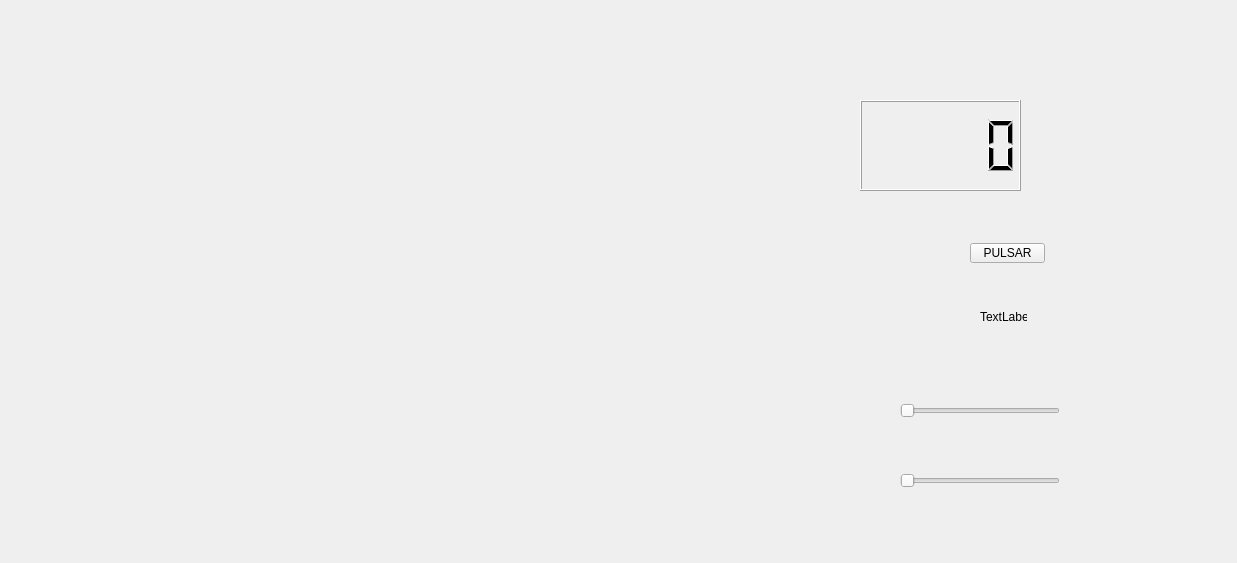
First picture: the form in mainwindow.ui, repository RoboticArts/Interfaz-Torreta, before the edit.
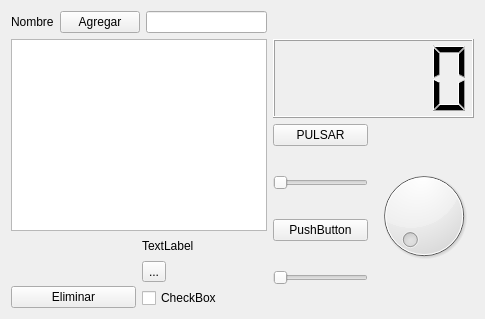
Second picture: the form after the edit.

Diff of the .ui file:
```diff
--- a/mainwindow.ui
+++ b/mainwindow.ui
@@ -9,8 +9,8 @@
    <rect>
     <x>0</x>
     <y>0</y>
-    <width>1237</width>
-    <height>563</height>
+    <width>485</width>
+    <height>319</height>
    </rect>
   </property>
   <property name="windowTitle">
@@ -23,77 +23,109 @@
    <string/>
   </property>
   <widget class="QWidget" name="centralWidget">
+   <layout class="QGridLayout" name="gridLayout_2">
+    <item row="0" column="0">
+     <layout class="QGridLayout" name="gridLayout">
+      <item row="0" column="0" colspan="2">
+       <layout class="QHBoxLayout" name="horizontalLayout">
+        <item>
+         <widget class="QLabel" name="Nombre">
+          <property name="text">
+           <string>Nombre</string>
+          </property>
+         </widget>
+        </item>
+        <item>
+         <widget class="QPushButton" name="agregar">
+          <property name="text">
+           <string>Agregar</string>
+          </property>
+         </widget>
+        </item>
+        <item>
+         <widget class="QLineEdit" name="nombre"/>
+        </item>
+       </layout>
+      </item>
+      <item row="1" column="0" rowspan="3" colspan="2">
+       <widget class="QListWidget" name="listWidget"/>
+      </item>
+      <item row="1" column="2" colspan="2">
+       <widget class="QLCDNumber" name="LCD"/>
+      </item>
+      <item row="2" column="2">
    <widget class="QPushButton" name="Boton">
     <property name="enabled">
      <bool>true</bool>
     </property>
-    <property name="geometry">
-     <rect>
-      <x>970</x>
-      <y>243</y>
-      <width>75</width>
-      <height>20</height>
-     </rect>
-    </property>
     <property name="text">
      <string>PULSAR</string>
     </property>
    </widget>
+      </item>
+      <item row="3" column="2" rowspan="3">
+       <layout class="QVBoxLayout" name="verticalLayout_2">
+        <item>
+         <widget class="QSlider" name="SliderY">
+          <property name="orientation">
+           <enum>Qt::Horizontal</enum>
+          </property>
+         </widget>
+        </item>
+        <item>
+         <widget class="QPushButton" name="pushButton">
+          <property name="text">
+           <string>PushButton</string>
+          </property>
+         </widget>
+        </item>
+        <item>
+         <widget class="QSlider" name="SliderX">
+          <property name="orientation">
+           <enum>Qt::Horizontal</enum>
+          </property>
+         </widget>
+        </item>
+       </layout>
+      </item>
+      <item row="3" column="3" rowspan="2">
+       <widget class="QDial" name="dial"/>
+      </item>
+      <item row="4" column="1" rowspan="2">
+       <layout class="QVBoxLayout" name="verticalLayout">
+        <item>
    <widget class="QLabel" name="LabelTest">
-    <property name="geometry">
-     <rect>
-      <x>980</x>
-      <y>310</y>
-      <width>47</width>
-      <height>13</height>
-     </rect>
-    </property>
     <property name="text">
      <string>TextLabel</string>
     </property>
    </widget>
-   <widget class="QLCDNumber" name="LCD">
-    <property name="geometry">
-     <rect>
-      <x>860</x>
-      <y>100</y>
-      <width>161</width>
-      <height>91</height>
-     </rect>
-    </property>
-   </widget>
-   <widget class="QSlider" name="SliderX">
-    <property name="geometry">
-     <rect>
-      <x>900</x>
-      <y>400</y>
-      <width>160</width>
-      <height>22</height>
-     </rect>
-    </property>
-    <property name="orientation">
-     <enum>Qt::Horizontal</enum>
-    </property>
-   </widget>
-   <widget class="QSlider" name="SliderY">
-    <property name="geometry">
-     <rect>
-      <x>900</x>
-      <y>470</y>
-      <width>160</width>
-      <height>22</height>
-     </rect>
-    </property>
-    <property name="orientation">
-     <enum>Qt::Horizontal</enum>
-    </property>
-   </widget>
-   <zorder>Boton</zorder>
-   <zorder>LabelTest</zorder>
-   <zorder>LCD</zorder>
-   <zorder>SliderX</zorder>
-   <zorder>SliderY</zorder>
-   <zorder>dockWidget_2</zorder>
+        </item>
+        <item>
+         <widget class="QToolButton" name="toolButton">
+          <property name="text">
+           <string>...</string>
+          </property>
+         </widget>
+        </item>
+        <item>
+         <widget class="QCheckBox" name="checkBox">
+          <property name="text">
+           <string>CheckBox</string>
+          </property>
+         </widget>
+        </item>
+       </layout>
+      </item>
+      <item row="5" column="0">
+       <widget class="QPushButton" name="eliminar">
+        <property name="text">
+         <string>Eliminar</string>
+        </property>
+       </widget>
+      </item>
+     </layout>
+    </item>
+   </layout>
   </widget>
  </widget>
  <layoutdefault spacing="6" margin="11"/>
```
Lines whose indentation alone changed are shown as unchanged.
